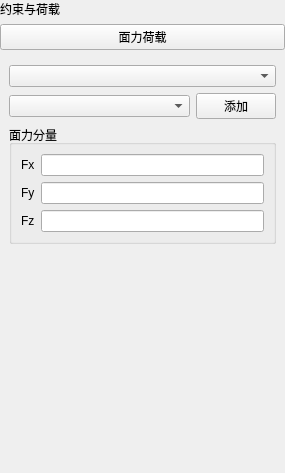
Old version of the form plugins/Base_PhysicalField/FaceLoadPage.ui in the repository asd977/base_cae.
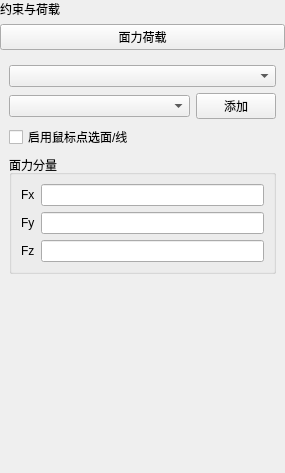
New version of the form. Custom widgets are drawn as their Qt base class.

Commit message: Base_PhysicalField: add pick-enable checkboxes for edge/face pages

Diff of the .ui file:
```diff
--- a/plugins/Base_PhysicalField/FaceLoadPage.ui
+++ b/plugins/Base_PhysicalField/FaceLoadPage.ui
@@ -75,6 +75,13 @@
         </item>
        </layout>
       </item>
+      <item>
+       <widget class="QCheckBox" name="pickEnableCheckBox">
+        <property name="text">
+         <string>启用鼠标点选面/线</string>
+        </property>
+       </widget>
+      </item>
       <item>
        <widget class="QGroupBox" name="groupBoxLoad">
         <property name="title">
```
The commit also changes 3 other files.
